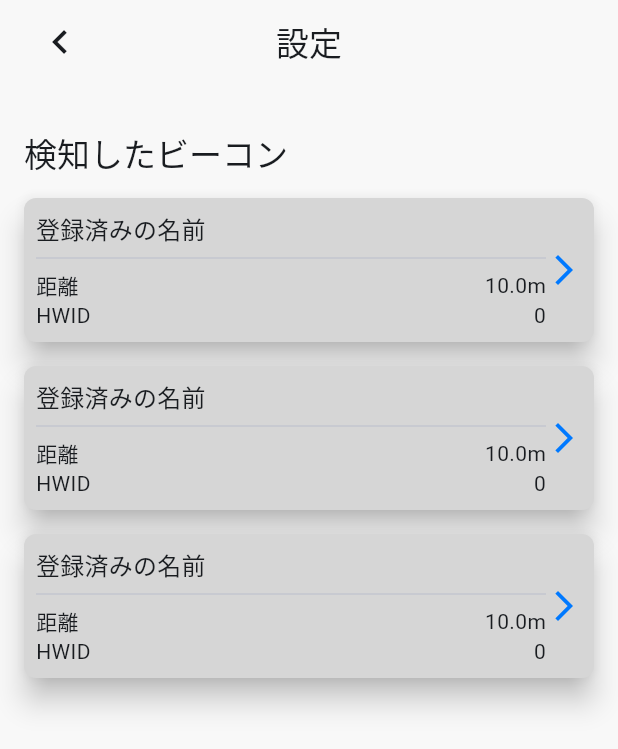
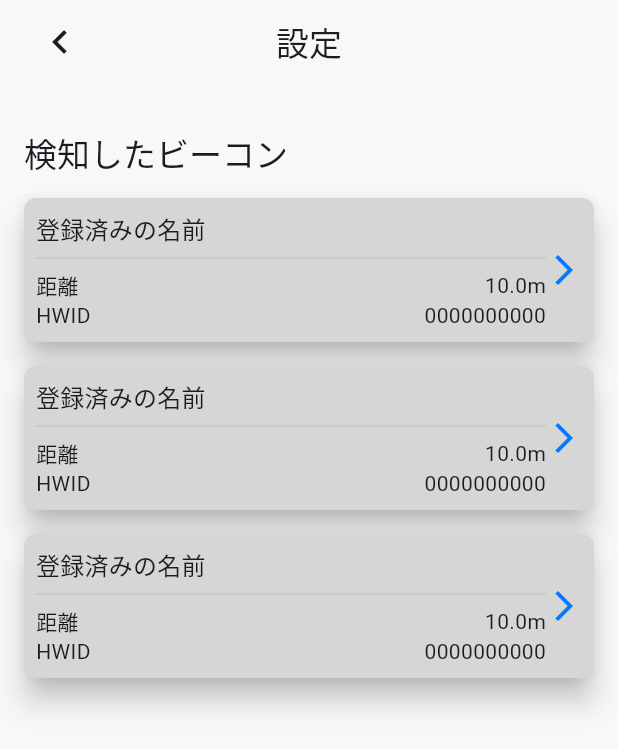
Before and after one commit to after-school-garbage-squad/repaint_mobile, a Flutter app: the OperatorBeaconListScreen screen opened by its route, on a phone screen of 412 x 824 dp. Shown: the top 749 px of the screen. Run offline on Flutter 3.47's test engine with Material 2 defaults, Android fonts, the phone set to English and light mode, and no system bars; our stand-ins replace auto_route.

Commit message:
fix: wrong hwid format

```diff
--- a/lib/features/operator/presentation/widgets/operator_elevated_tile.dart
+++ b/lib/features/operator/presentation/widgets/operator_elevated_tile.dart
@@ -119,7 +119,7 @@ class _OperatorElevatedBeaconTile extends OperatorElevatedTile {
                 children: [
                   const Text("HWID"),
                   const Spacer(),
-                  Text(hwid.toRadixString(16)),
+                  Text(hwid.toRadixString(16).padLeft(10, "0").toUpperCase()),
                 ],
               ),
             ],
```
